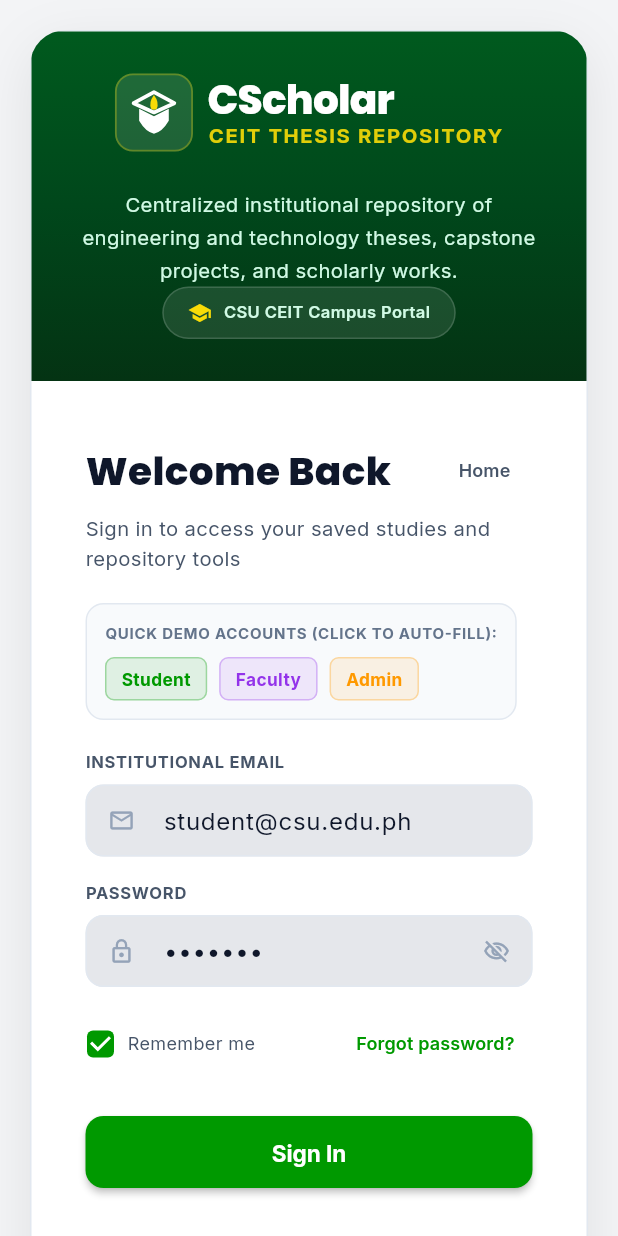
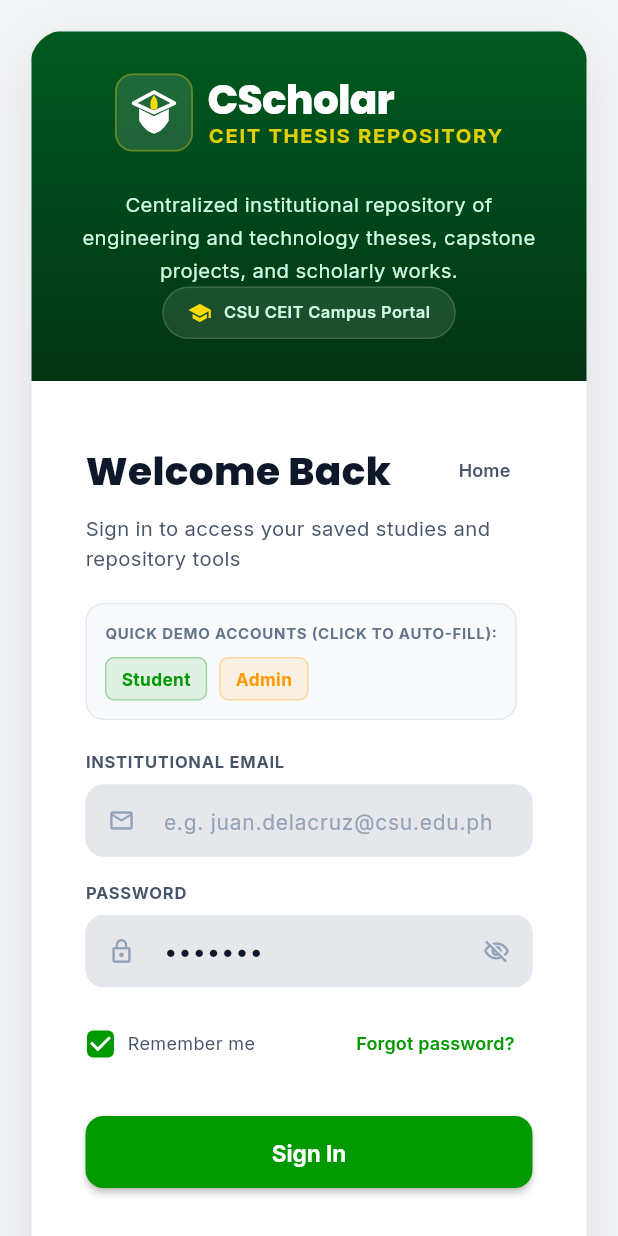
Before and after one commit to Tr1Tech/CScholar, a Flutter app: the LoginScreen screen opened by its route, on a phone screen of 412 x 824 dp. Run offline on Flutter 3.47's test engine with Material 3 defaults, Android fonts, the phone set to English and light mode, and no system bars; our stand-ins replace flutter_riverpod, go_router, google_fonts, shared_preferences; accounts and stored records are empty.

Commit message:
Fix login: demo buttons now use correct usernames (testuser2, admin1)

```diff
--- a/frontend/lib/presentation/screens/auth/login_screen.dart
+++ b/frontend/lib/presentation/screens/auth/login_screen.dart
@@ -14,7 +14,7 @@ class LoginScreen extends ConsumerStatefulWidget {
 
 class _LoginScreenState extends ConsumerState<LoginScreen> {
   final _formKey = GlobalKey<FormState>();
-  final _emailController = TextEditingController(text: 'student@csu.edu.ph');
+  final _emailController = TextEditingController(text: '');
   final _passwordController = TextEditingController(text: 'pass123');
   bool _isLoading = false;
   String? _error;
@@ -263,9 +263,8 @@ class _LoginScreenState extends ConsumerState<LoginScreen> {
                     spacing: 8,
                     runSpacing: 6,
                     children: [
-                      _demoButton('Student', 'student@csu.edu.ph', CScholarColors.primaryGreen),
-                      _demoButton('Faculty', 'faculty@csu.edu.ph', const Color(0xFF9333EA)),
-                      _demoButton('Admin', 'admin@csu.edu.ph', CScholarColors.orange),
+                      _demoButton('Student', 'testuser2', CScholarColors.primaryGreen),
+                      _demoButton('Admin', 'admin1', CScholarColors.orange),
                     ],
                   ),
                 ],
```
Also changed, not shown: 1 other file.
